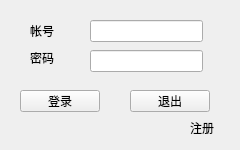
Old version of the form NewClient/src/qtui/ui-files/loginwindow.ui in the repository AOSC-Archive/LinkC.
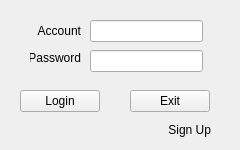
New version of the form.

```diff
--- a/NewClient/src/qtui/ui-files/loginwindow.ui
+++ b/NewClient/src/qtui/ui-files/loginwindow.ui
@@ -35,7 +35,7 @@
     </rect>
    </property>
    <property name="text">
-    <string>登录</string>
+    <string>Login</string>
    </property>
   </widget>
   <widget class="QPushButton" name="QuitButton">
@@ -48,7 +48,7 @@
     </rect>
    </property>
    <property name="text">
-    <string>退出</string>
+    <string>Exit</string>
    </property>
   </widget>
   <widget class="QLineEdit" name="UsernameEditor">
@@ -83,14 +83,17 @@
   <widget class="QLabel" name="SigupLabel">
    <property name="geometry">
     <rect>
-     <x>190</x>
+     <x>140</x>
      <y>120</y>
-     <width>41</width>
-     <height>16</height>
+     <width>71</width>
+     <height>20</height>
     </rect>
    </property>
    <property name="text">
-    <string>注册</string>
+    <string>Sign Up</string>
+   </property>
+   <property name="alignment">
+    <set>Qt::AlignRight|Qt::AlignTrailing|Qt::AlignVCenter</set>
    </property>
   </widget>
   <widget class="QLabel" name="UsernameLabel">
@@ -98,12 +101,15 @@
     <rect>
      <x>30</x>
      <y>20</y>
-     <width>41</width>
+     <width>51</width>
      <height>21</height>
     </rect>
    </property>
    <property name="text">
-    <string>帐号</string>
+    <string>Account</string>
+   </property>
+   <property name="alignment">
+    <set>Qt::AlignRight|Qt::AlignTrailing|Qt::AlignVCenter</set>
    </property>
   </widget>
   <widget class="QLabel" name="PasswordLabel">
@@ -111,12 +117,15 @@
     <rect>
      <x>30</x>
      <y>50</y>
-     <width>59</width>
+     <width>51</width>
      <height>16</height>
     </rect>
    </property>
    <property name="text">
-    <string>密码</string>
+    <string>Password</string>
+   </property>
+   <property name="alignment">
+    <set>Qt::AlignRight|Qt::AlignTrailing|Qt::AlignVCenter</set>
    </property>
   </widget>
  </widget>
```
Left out of the diff: 5 changed lines with no effect on the pictures.
